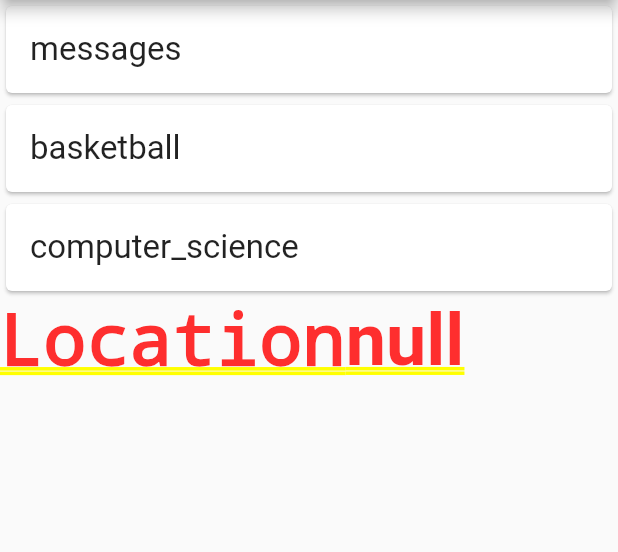
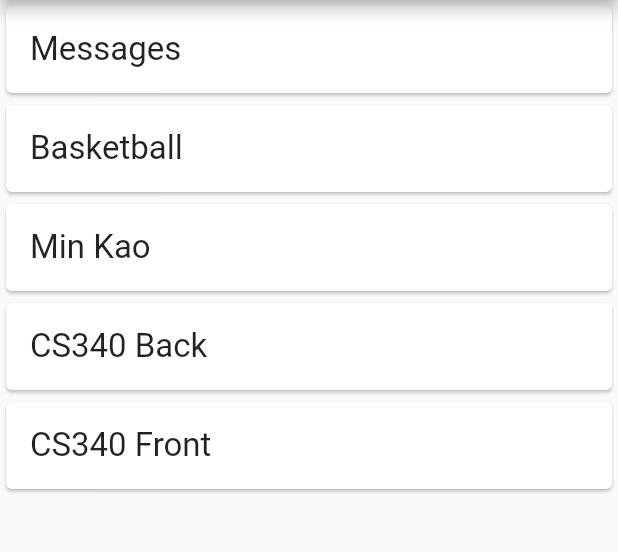
Before and after one commit to CS340-19/CampusGroupChat, a Flutter app: the screen it shows after launch, on a phone screen of 412 x 824 dp, the part 84-636 px from its top. Run offline on Flutter 3.47's test engine with Material 2 defaults, Android fonts, the phone set to English and light mode, and no system bars; our stand-ins replace cloud_firestore, firebase_auth, firebase_database, fluttertoast, google_sign_in, location; missing offline and left inert: simple_permissions; accounts and stored records are empty.

```diff
--- a/lib/main.dart
+++ b/lib/main.dart
@@ -17,6 +17,11 @@ final FirebaseAuth auth = FirebaseAuth.instance;
 var location = new Location();
 var currLoc;
 
+// For test chat room
+var initLoc;
+var testRadius = [0.0, 0.0];
+var currDif = [0.0, 0.0]; // Lat and lng diff from init
+
 void main() {
   _getLocation();
   runApp(new CampuschatApp());
@@ -27,9 +32,24 @@ Future<Null> _getLocation() async {
   print("permission request result is " + res.toString());
 
   location.onLocationChanged().listen((Map<String,double> currentLocation) {
+      if (initLoc == null) {
+        initLoc = currentLocation;
+        testRadius[0] = initLoc["latitude"];
+        testRadius[1] = initLoc["longitude"];
+
+        print("test location: " + initLoc.toString());
+      }
       currLoc = currentLocation;
-    if(currLoc != null) runApp(new CampuschatApp());
+      if (currLoc != null) {
+        currDif[0] = testRadius[0] - currLoc["latitude"];
+        currDif[0] = currDif[0].abs();
+        currDif[1] = testRadius[1] - currLoc["longitude"];
+        currDif[1] = currDif[1].abs();
+
+        runApp(new CampuschatApp());
+
         print(currLoc);
+      }
   });
 }
 
@@ -257,33 +277,41 @@ class ChatSelectState extends State<ChatSelect> {
     final title = 'Campus Chat';
     var cards = <Widget>{};
 
-    var refStrings = ['messages', 'basketball', 'computer_science'];
+    var refStrings = ['messages', 'basketball', 'computer_science',
+    'demoRoom', 'demoRoom2'];
+    var titleStrings = ['Messages', 'Basketball', 'Min Kao', 'CS340 Back', 'CS340 Front'];
 
     for (var i = 0; i < refStrings.length; i++) {
+      if ((refStrings[i] == 'demoRoom' && currDif[0] <= 0.0001 && currDif[1] <= 0.0001) ||
+          (refStrings[i] == 'demoRoom2' && currDif[0] <= 0.00005 && currDif[1] <= 0.00005) ||
+          (refStrings[i] != 'demoRoom' && refStrings[i] != 'demoRoom2')) {
         cards.add(Card(
           child: new InkWell(
             onTap: () {
               Navigator.push(context, new MaterialPageRoute(
-                builder: (context) => new ChatScreen(
-                    title: "Test Chat", refString: refStrings[i])));
+                  builder: (context) =>
+                  new ChatScreen(
+                      title: titleStrings[i], refString: refStrings[i])));
             },
             child: Padding(
               padding: const EdgeInsets.all(16.0),
-            child: Text(refStrings[i], style: TextStyle(fontSize: 22.0)),
+              child: Text(titleStrings[i], style: TextStyle(fontSize: 22.0)),
             ),
           ),
         ));
       }
+    }
 
-    cards.add(RichText(
-      text: TextSpan(
-        text: 'Location',
-        style: DefaultTextStyle.of(context).style,
-        children: <TextSpan>[
-          TextSpan(text: '$currLoc', style: TextStyle(fontWeight: FontWeight.bold)),
-        ],
-      ),
-    ));
+    // For testing latitude and longitude difference
+//    cards.add(RichText(
+//      text: TextSpan(
+//        text: 'Location',
+//        style: DefaultTextStyle.of(context).style,
+//        children: <TextSpan>[
+//          TextSpan(text: '$currDif', style: TextStyle(fontWeight: FontWeight.bold)),
+//        ],
+//      ),
+//    ));
 
     return new Scaffold(
       appBar: AppBar(
```
Lines whose indentation alone changed are shown as unchanged.
